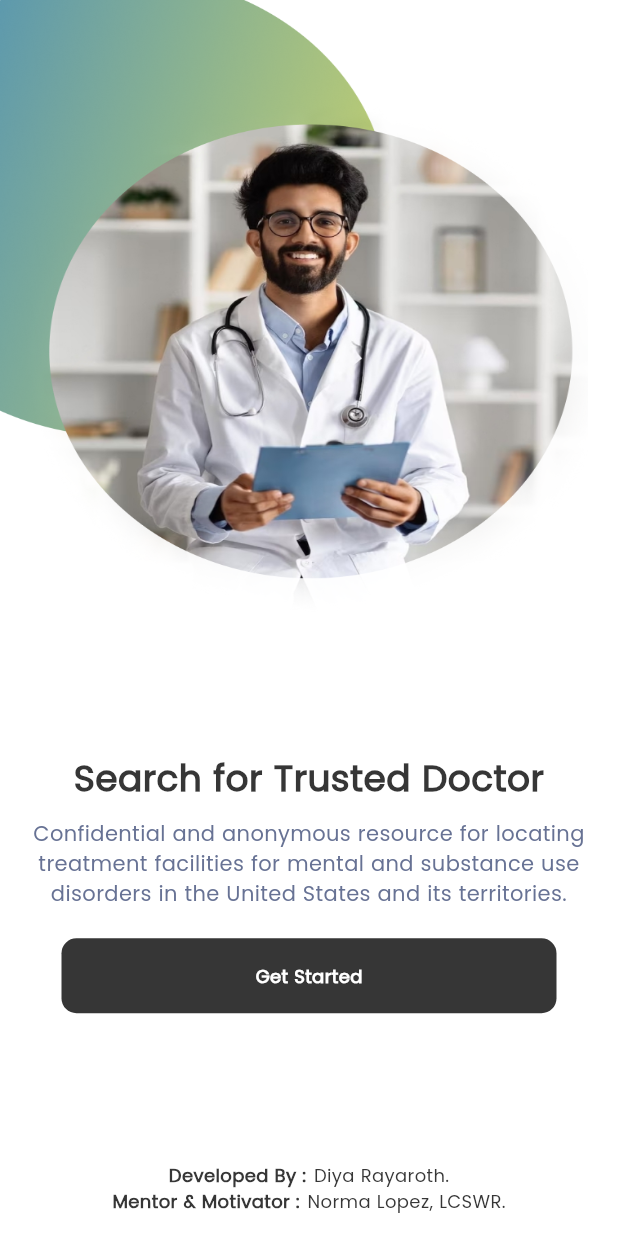
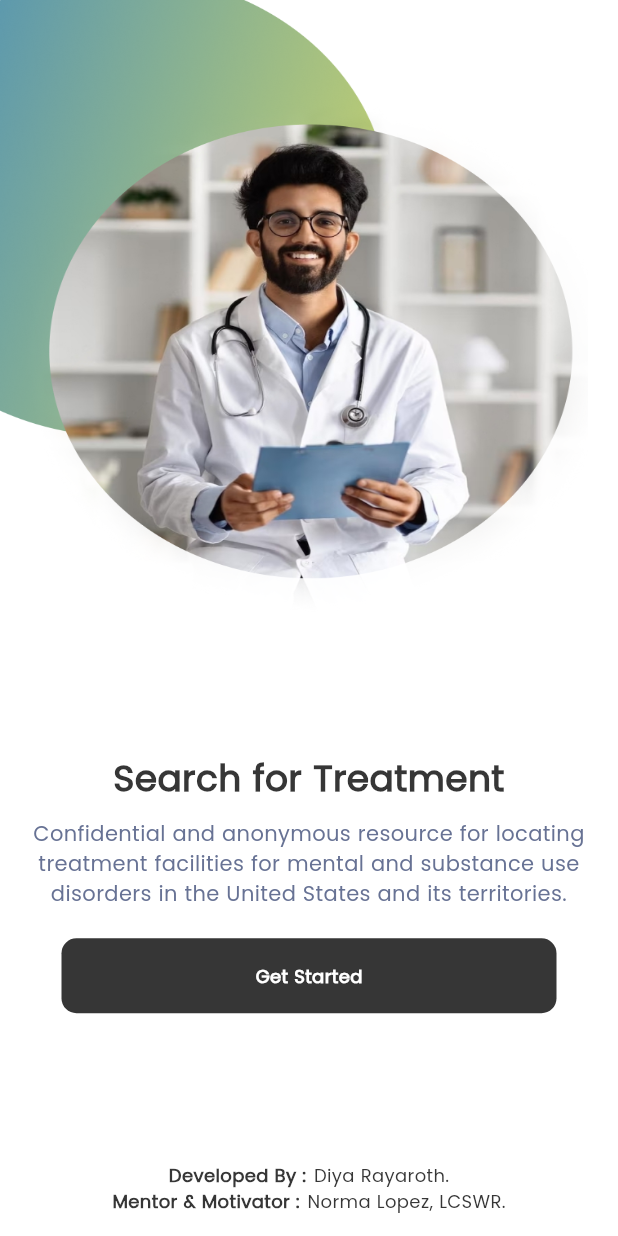
Before and after one commit to diyarayaroth/SAMTreatment, a Flutter app: the screen it shows after launch, on a phone screen of 412 x 824 dp. Run offline on Flutter 3.47's test engine with Material 3 defaults, Android fonts, the light colour scheme and no system bars; our stand-ins replace bot_toast, connectivity_plus, fluttertoast, geocoding, geolocator, get and 3 more; missing offline and left inert: google_maps_webservice.

Commit message:
String change

```diff
--- a/lib/screens/Home/view/home.dart
+++ b/lib/screens/Home/view/home.dart
@@ -63,7 +63,7 @@ class _InsuranceScreenState extends State<InsuranceScreen> {
 
       appBar: SecondaryAppBar(
         isLeading: true,
-        title: AppStrings.searchForTreatments,
+        title: AppStrings.searchForTreatment,
         action: IconButton(
           icon: const Icon(
             Icons.filter_alt_outlined,
--- a/lib/utils/app_string.dart
+++ b/lib/utils/app_string.dart
@@ -25,8 +25,7 @@ class AppStrings {
   static const String searchDoctor = 'Search Doctor';
   static const String searchPlaces = 'Search Places';
   static const String insurance = 'Insurance';
-  static const String searchForTreatment = 'Search for Trusted Doctor';
-  static const String searchForTreatments = 'Search for Treatment';
+  static const String searchForTreatment = 'Search for Treatment';
   static const String treatment = 'Treatment';
   static const String help = 'Help';
   static const String male = 'Male';
```
